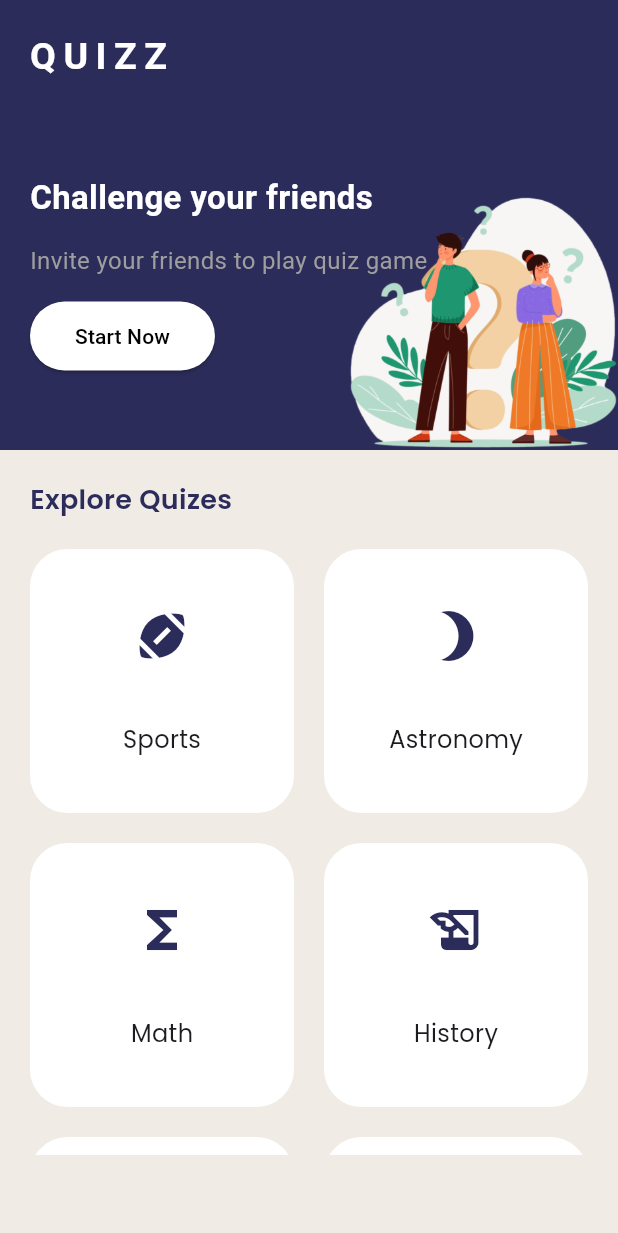
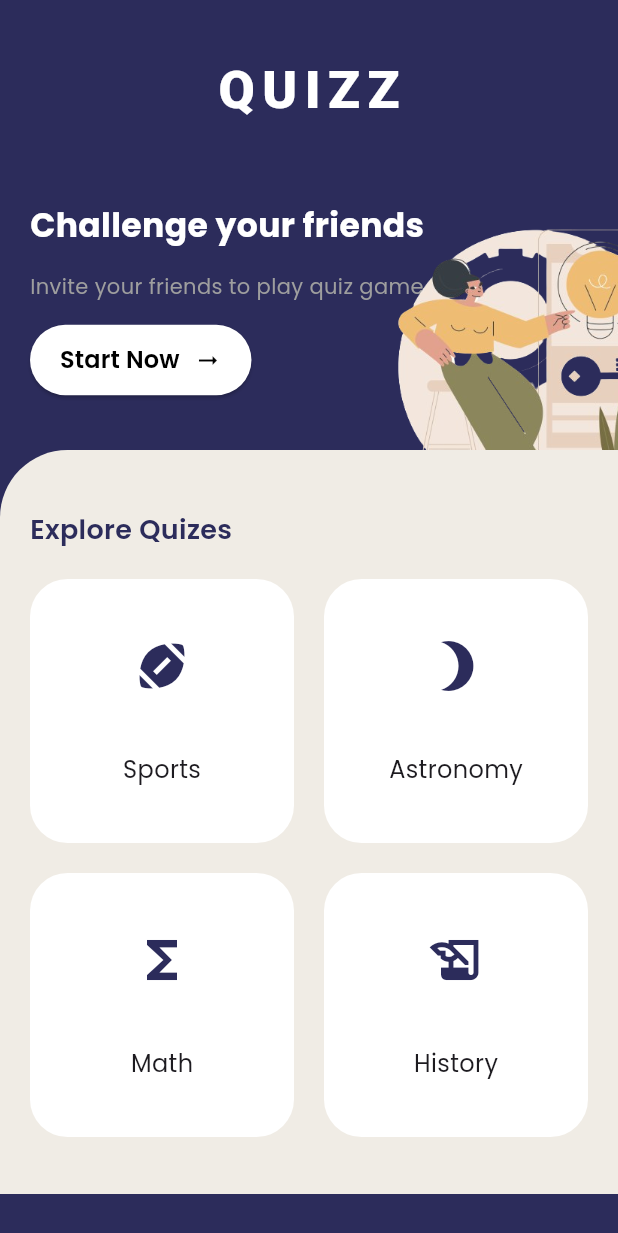
Before and after one commit to Sukkoth/Flutter-tutorial, a Flutter app: the screen it shows after launch, on a phone screen of 412 x 824 dp. Shown: the top 1233 px of the screen. Run offline on Flutter 3.47's test engine with Material 3 defaults, Android fonts, the phone set to English and light mode, and no system bars; our stand-ins replace google_fonts; Roboto replaces fonts that are missing (Acme, Pangolin).

Commit message:
rework start banner, refactor main page

```diff
--- a/lib/components/question_header.dart
+++ b/lib/components/question_header.dart
@@ -13,7 +13,7 @@ class QuestionHeader extends StatelessWidget {
       children: [
         Text(
           "Question $current of $total",
-          style: TextStyle(color: Colors.grey.shade600),
+          style: TextStyle(color: primaryColor),
         ),
         Stack(
           children: [
--- a/lib/components/start_banner.dart
+++ b/lib/components/start_banner.dart
@@ -20,22 +20,30 @@ class StartBanner extends StatelessWidget {
               mainAxisSize: MainAxisSize.max,
               crossAxisAlignment: CrossAxisAlignment.start,
               children: [
-                Text('QUIZZ',
-                    textAlign: TextAlign.center,
-                    style: GoogleFonts.acme(
-                        color: Colors.white,
-                        fontSize: 25,
-                        fontWeight: FontWeight.bold,
-                        letterSpacing: 5)),
+                Row(
+                  mainAxisAlignment: MainAxisAlignment.center,
+                  children: [
+                    Padding(
+                      padding: const EdgeInsets.only(top: 15),
+                      child: Text('QUIZZ',
+                          textAlign: TextAlign.center,
+                          style: GoogleFonts.pangolin(
+                              color: Colors.white,
+                              fontSize: 35,
+                              fontWeight: FontWeight.w900,
+                              letterSpacing: 5)),
+                    )
+                  ],
+                ),
                 const SizedBox(
-                  height: 60,
+                  height: 50,
                 ),
                 Column(
                   crossAxisAlignment: CrossAxisAlignment.start,
                   children: [
-                    const Text(
+                    Text(
                       "Challenge your friends",
-                      style: TextStyle(
+                      style: GoogleFonts.poppins(
                           color: Colors.white,
                           fontSize: 22,
                           fontWeight: FontWeight.bold),
@@ -45,8 +53,8 @@ class StartBanner extends StatelessWidget {
                     ),
                     Text(
                       "Invite your friends to play quiz game",
-                      style:
-                          TextStyle(color: Colors.grey.shade500, fontSize: 16),
+                      style: GoogleFonts.poppins(
+                          color: Colors.grey.shade500, fontSize: 14),
                     ),
                     const SizedBox(
                       height: 15,
@@ -58,12 +66,27 @@ class StartBanner extends StatelessWidget {
                       style: const ButtonStyle(
                           padding: MaterialStatePropertyAll(
                               EdgeInsets.symmetric(
-                                  horizontal: 30, vertical: 13)),
+                                  horizontal: 20, vertical: 12)),
                           backgroundColor:
                               MaterialStatePropertyAll(Colors.white)),
-                      child: const Text(
-                        "Start Now",
-                        style: TextStyle(color: Colors.black),
+                      child: Row(
+                        mainAxisSize: MainAxisSize.min,
+                        children: [
+                          Text(
+                            "Start Now",
+                            style: GoogleFonts.poppins(
+                                fontWeight: FontWeight.w600,
+                                color: Colors.black,
+                                fontSize: 16),
+                          ),
+                          const SizedBox(
+                            width: 10,
+                          ),
+                          const Icon(
+                            Icons.arrow_right_alt,
+                            color: Colors.black,
+                          )
+                        ],
                       ),
                     )
                   ],
@@ -74,14 +97,14 @@ class StartBanner extends StatelessWidget {
         ),
         Positioned(
             top: 0,
-            bottom: -20,
+            bottom: -70,
             left: 0,
-            right: -20,
+            right: -70,
             child: Align(
               alignment: Alignment.bottomRight,
               child: Image.asset(
-                'assets/images/home-banner.png',
-                width: 220,
+                'assets/images/home-banner-2.png',
+                width: 250,
               ),
             )),
       ],
--- a/lib/main.dart
+++ b/lib/main.dart
@@ -1,9 +1,5 @@
 import 'package:first_app/constants.dart';
-import 'package:first_app/data/questions.dart';
-import 'package:first_app/models/question.dart';
-import 'package:first_app/pages/questions.dart';
-import 'package:first_app/pages/result.dart';
-import 'package:first_app/pages/start.dart';
+import 'package:first_app/pages/main_page.dart';
 import 'package:flutter/material.dart';
 import 'package:google_fonts/google_fonts.dart';
 
@@ -11,77 +7,17 @@ void main(List<String> args) {
   runApp(const MyApp());
 }
 
-class MyApp extends StatefulWidget {
+class MyApp extends StatelessWidget {
   const MyApp({super.key});
 
   @override
-  State<MyApp> createState() => _MyAppState();
-}
-
-class _MyAppState extends State<MyApp> {
-  final List<String> selectedAnswers = [];
-  QuestionType questionType = QuestionType.random;
-  String activePage = 'start';
-
-  int get totalAnswered {
-    int answeredCorrectly = 0;
-    for (var i = 0; i < selectedAnswers.length; i++) {
-      if (QUESTIONS_DATA[questionType]![i].options[0] == selectedAnswers[i]) {
-        answeredCorrectly++;
-      }
-    }
-    return answeredCorrectly;
-  }
-
-  int get totalQuestions {
-    return QUESTIONS_DATA[questionType]!.length;
-  }
-
-  void setPage(String page) {
-    setState(() {
-      activePage = page;
-    });
-  }
-
-  void setquestionType(QuestionType type) {
-    setState(() {
-      questionType = type;
-    });
-    setPage("questions");
-  }
-
-  @override
   Widget build(BuildContext context) {
-    final pages = {
-      'start': StartPage(
-          setquestionType: setquestionType,
-          onStartQuiz: () {
-            setquestionType(QuestionType.random);
-          }),
-      'questions': QuestionsPage(
-          setPage: setPage,
-          selectedAnswers: selectedAnswers,
-          questionType: questionType),
-      'results': ResultsPage(
-        totalAnswered: totalAnswered,
-        totalQuestions: totalQuestions,
-        onHomepage: () {
-          selectedAnswers.clear();
-          setPage('start');
-        },
-        onPlayAgain: () {
-          selectedAnswers.clear();
-          setPage("questions");
-        },
-      )
-    };
-
     return MaterialApp(
       theme: ThemeData(
           textTheme:
               TextTheme(bodySmall: GoogleFonts.poppins(color: primaryColor))),
       debugShowCheckedModeBanner: false,
-      home: pages[activePage],
+      home: const MainPage(),
     );
   }
 }
--- /dev/null
+++ b/lib/pages/main_page.dart
@@ -0,0 +1,75 @@
+import 'package:first_app/data/questions.dart';
+import 'package:first_app/models/question.dart';
+import 'package:first_app/pages/questions.dart';
+import 'package:first_app/pages/result.dart';
+import 'package:first_app/pages/start.dart';
+import 'package:flutter/material.dart';
+
+class MainPage extends StatefulWidget {
+  const MainPage({super.key});
+
+  @override
+  State<MainPage> createState() => _MainPageState();
+}
+
+class _MainPageState extends State<MainPage> {
+  final List<String> selectedAnswers = [];
+  QuestionType questionType = QuestionType.random;
+  String activePage = 'start';
+
+  int get totalAnswered {
+    int answeredCorrectly = 0;
+    for (var i = 0; i < selectedAnswers.length; i++) {
+      if (QUESTIONS_DATA[questionType]![i].options[0] == selectedAnswers[i]) {
+        answeredCorrectly++;
+      }
+    }
+    return answeredCorrectly;
+  }
+
+  int get totalQuestions {
+    return QUESTIONS_DATA[questionType]!.length;
+  }
+
+  void setPage(String page) {
+    setState(() {
+      activePage = page;
+    });
+  }
+
+  void setquestionType(QuestionType type) {
+    setState(() {
+      questionType = type;
+    });
+    setPage("questions");
+  }
+
+  @override
+  Widget build(BuildContext context) {
+    final pages = {
+      'start': StartPage(
+          setquestionType: setquestionType,
+          onStartQuiz: () {
+            setquestionType(QuestionType.random);
+          }),
+      'questions': QuestionsPage(
+          setPage: setPage,
+          selectedAnswers: selectedAnswers,
+          questionType: questionType),
+      'results': ResultsPage(
+        totalAnswered: totalAnswered,
+        totalQuestions: totalQuestions,
+        onHomepage: () {
+          selectedAnswers.clear();
+          setPage('start');
+        },
+        onPlayAgain: () {
+          selectedAnswers.clear();
+          setPage("questions");
+        },
+      )
+    };
+
+    return pages[activePage]!;
+  }
+}
--- a/lib/pages/questions.dart
+++ b/lib/pages/questions.dart
@@ -52,7 +52,6 @@ class _QuestionsPageState extends State<QuestionsPage> {
       widget.selectedAnswers.add(answer);
     }
     if (questionIndex >= questions.length - 1) {
-      debugPrint("🚀🚀 Finish question $questionIndex ${questions.length}");
       widget.setPage('results');
     } else {
       setState(() {
@@ -80,7 +79,6 @@ class _QuestionsPageState extends State<QuestionsPage> {
               crossAxisAlignment: CrossAxisAlignment.start,
               children: [
                 const Players(),
-                Text("${widget.questionType}"),
                 QuestionHeader(
                     total: questions.length, current: questionIndex + 1),
                 const SizedBox(
@@ -89,7 +87,7 @@ class _QuestionsPageState extends State<QuestionsPage> {
                 Text(
                   questions[questionIndex].text,
                   style: GoogleFonts.poppins(
-                      fontSize: 28,
+                      fontSize: 22,
                       fontWeight: FontWeight.bold,
                       color: primaryColor),
                 ),
@@ -115,8 +113,10 @@ class _QuestionsPageState extends State<QuestionsPage> {
                         ? "Finish"
                         : "Next",
                     onClick: () {
-                      onNext(questions[questionIndex]
-                          .options[selectedOptionIndex!]);
+                      if (selectedOptionIndex != null) {
+                        onNext(questions[questionIndex]
+                            .options[selectedOptionIndex!]);
+                      }
                     })
               ],
             ),
--- a/lib/pages/result.dart
+++ b/lib/pages/result.dart
@@ -52,7 +52,7 @@ class ResultsPage extends StatelessWidget {
             children: [
               Text(
                 "Results",
-                style: GoogleFonts.truculenta(
+                style: GoogleFonts.pangolin(
                     fontSize: 30,
                     fontWeight: FontWeight.w900,
                     letterSpacing: 3),
--- a/lib/pages/start.dart
+++ b/lib/pages/start.dart
@@ -48,14 +48,21 @@ class StartPage extends StatelessWidget {
   Widget build(BuildContext context) {
     Size screenSize = MediaQuery.of(context).size;
     return Scaffold(
-      backgroundColor: bgColor,
+      backgroundColor: primaryColor,
       body: SafeArea(
         child: Column(
           children: [
             StartBanner(onStartQuiz: onStartQuiz),
             Center(
+              child: Container(
+                decoration: BoxDecoration(
+                    color: bgColor,
+                    borderRadius: const BorderRadius.only(
+                      topLeft: Radius.circular(45),
+                    )),
                 child: Padding(
-                padding: const EdgeInsets.all(20.0),
+                  padding: const EdgeInsets.only(
+                      top: 40, bottom: 20.0, right: 20, left: 20),
                   child: Column(
                     children: [
                       Row(
@@ -73,7 +80,7 @@ class StartPage extends StatelessWidget {
                         height: 20,
                       ),
                       SizedBox(
-                      height: screenSize.height - 420,
+                        height: screenSize.height - 434,
                         child: GridView(
                           gridDelegate:
                               const SliverGridDelegateWithFixedCrossAxisCount(
@@ -92,6 +99,7 @@ class StartPage extends StatelessWidget {
                     ],
                   ),
                 ),
+              ),
             )
           ],
         ),
```
Also changed, not shown: assets/images/home-banner-2.png (added). Lines whose indentation alone changed are shown as unchanged.
